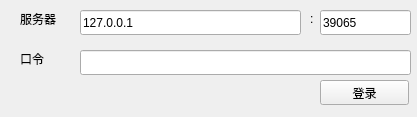
This is src/gui-admin/mainwindow.ui in SingingRivulet/Smoothly as Qt 5 draws it before an edit. The edited form follows.
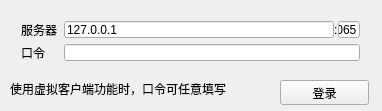
This is the edited form.

```diff
--- a/src/gui-admin/mainwindow.ui
+++ b/src/gui-admin/mainwindow.ui
@@ -6,8 +6,8 @@
    <rect>
     <x>0</x>
     <y>0</y>
-    <width>417</width>
-    <height>117</height>
+    <width>382</width>
+    <height>111</height>
    </rect>
   </property>
   <property name="windowTitle">
@@ -17,7 +17,7 @@
    <widget class="QPushButton" name="pushButton_login">
     <property name="geometry">
      <rect>
-      <x>320</x>
+      <x>280</x>
       <y>80</y>
       <width>89</width>
       <height>25</height>
@@ -27,79 +27,91 @@
      <string>登录</string>
     </property>
    </widget>
-   <widget class="QLineEdit" name="lineEdit_host">
+   <widget class="QWidget" name="formLayoutWidget">
     <property name="geometry">
      <rect>
-      <x>80</x>
+      <x>10</x>
       <y>10</y>
-      <width>221</width>
-      <height>25</height>
+      <width>361</width>
+      <height>62</height>
      </rect>
     </property>
-    <property name="text">
-     <string>127.0.0.1</string>
-    </property>
+    <layout class="QFormLayout" name="formLayout">
+     <item row="0" column="0">
+      <widget class="QLabel" name="label_2">
+       <property name="text">
+        <string>服务器</string>
+       </property>
+      </widget>
+     </item>
+     <item row="0" column="1">
+      <layout class="QHBoxLayout" name="horizontalLayout" stretch="16,0,1">
+       <property name="spacing">
+        <number>0</number>
+       </property>
+       <property name="leftMargin">
+        <number>0</number>
+       </property>
+       <property name="topMargin">
+        <number>0</number>
+       </property>
+       <property name="rightMargin">
+        <number>0</number>
+       </property>
+       <property name="bottomMargin">
+        <number>0</number>
+       </property>
+       <item>
+        <widget class="QLineEdit" name="lineEdit_host">
+         <property name="text">
+          <string>127.0.0.1</string>
+         </property>
+        </widget>
+       </item>
+       <item>
+        <widget class="QLabel" name="label_3">
+         <property name="text">
+          <string>:</string>
+         </property>
+        </widget>
+       </item>
+       <item>
+        <widget class="QLineEdit" name="lineEdit_port">
+         <property name="text">
+          <string>39065</string>
+         </property>
+        </widget>
+       </item>
+      </layout>
+     </item>
+     <item row="1" column="0">
+      <widget class="QLabel" name="label">
+       <property name="text">
+        <string>口令</string>
+       </property>
+      </widget>
+     </item>
+     <item row="1" column="1">
+      <widget class="QLineEdit" name="lineEdit_key"/>
+     </item>
+    </layout>
    </widget>
-   <widget class="QLineEdit" name="lineEdit_port">
+   <widget class="QLabel" name="label_4">
     <property name="geometry">
      <rect>
-      <x>320</x>
-      <y>10</y>
-      <width>91</width>
-      <height>25</height>
-     </rect>
-    </property>
-    <property name="text">
-     <string>39065</string>
-    </property>
-   </widget>
-   <widget class="QLineEdit" name="lineEdit_key">
-    <property name="geometry">
-     <rect>
-      <x>80</x>
-      <y>50</y>
-      <width>331</width>
-      <height>25</height>
-     </rect>
-    </property>
-   </widget>
-   <widget class="QLabel" name="label">
-    <property name="geometry">
-     <rect>
-      <x>20</x>
-      <y>50</y>
-      <width>41</width>
+      <x>10</x>
+      <y>80</y>
+      <width>231</width>
       <height>17</height>
      </rect>
     </property>
-    <property name="text">
-     <string>口令</string>
+    <property name="font">
+     <font>
+      <pointsize>9</pointsize>
+     </font>
     </property>
-   </widget>
-   <widget class="QLabel" name="label_2">
-    <property name="geometry">
-     <rect>
-      <x>20</x>
-      <y>10</y>
-      <width>51</width>
-      <height>17</height>
-     </rect>
-    </property>
     <property name="text">
-     <string>服务器</string>
-    </property>
-   </widget>
-   <widget class="QLabel" name="label_3">
-    <property name="geometry">
-     <rect>
-      <x>310</x>
-      <y>10</y>
-      <width>16</width>
-      <height>17</height>
-     </rect>
-    </property>
-    <property name="text">
-     <string>:</string>
+     <string>使用虚拟客户端功能时，口令可任意填写</string>
     </property>
    </widget>
   </widget>
```
